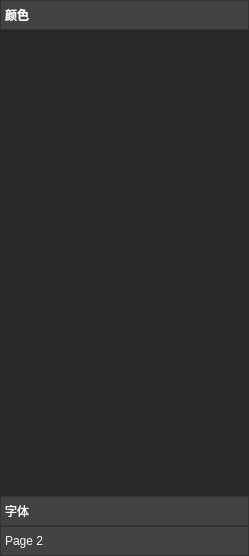
First picture: the form in feint/pane/normaltoolpane.ui, repository feint123/Emoji, before the edit.
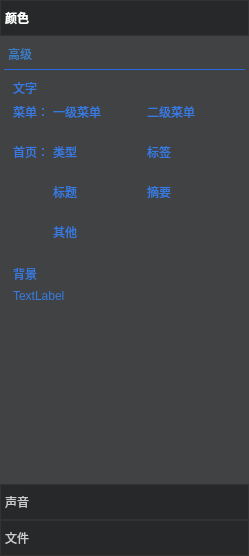
Second picture: the form after the edit. The open tabs and pages were chosen to show the change. Custom widgets are drawn as their Qt base class.

What changed in the file:
```diff
--- a/feint/pane/normaltoolpane.ui
+++ b/feint/pane/normaltoolpane.ui
@@ -16,7 +16,7 @@
   <property name="styleSheet">
    <string notr="true"/>
   </property>
-  <layout class="QHBoxLayout" name="horizontalLayout">
+  <layout class="QHBoxLayout">
    <property name="leftMargin">
     <number>0</number>
    </property>
@@ -43,17 +43,18 @@
      <property name="styleSheet">
       <string notr="true">QToolBox::tab{
 	border:1px solid #333;
-	color:#f9f9f9;
-	background:#404244;
-	min-height:32px;
-	max-height:40px;
+	color:#ccc;
+	font-size:12px;
+	background:#262829;
+
 
 }
 QToolBoxButton{
-	min-height:30px;
+	min-height:36px;
 }
 QToolBox::tab:selected{
-	font-weight:bold
+	font-weight:bold;
+	color:#fff;
 }</string>
      </property>
      <property name="frameShadow">
@@ -74,7 +75,7 @@
         <x>0</x>
         <y>0</y>
         <width>249</width>
-        <height>466</height>
+        <height>448</height>
        </rect>
       </property>
       <attribute name="label">
@@ -114,7 +115,7 @@
             <x>0</x>
             <y>0</y>
             <width>249</width>
-            <height>466</height>
+            <height>448</height>
            </rect>
           </property>
           <property name="styleSheet">
@@ -143,7 +144,7 @@
              </property>
              <property name="styleSheet">
               <string notr="true">QFrame{
-	background:#262829;
+	background:#404244;
 	border:none;
 }
 QFrame:focus{
@@ -156,6 +157,240 @@
              <property name="frameShadow">
               <enum>QFrame::Raised</enum>
              </property>
+             <layout class="QVBoxLayout" name="verticalLayout_">
+              <property name="spacing">
+               <number>6</number>
+              </property>
+              <property name="leftMargin">
+               <number>4</number>
+              </property>
+              <property name="rightMargin">
+               <number>4</number>
+              </property>
+              <item alignment="Qt::AlignLeft">
+               <widget class="QPushButton" name="pushButton">
+                <property name="sizePolicy">
+                 <sizepolicy hsizetype="Fixed" vsizetype="Fixed">
+                  <horstretch>0</horstretch>
+                  <verstretch>0</verstretch>
+                 </sizepolicy>
+                </property>
+                <property name="styleSheet">
+                 <string notr="true">color:#3c7ec5;padding:0px 4px;</string>
+                </property>
+                <property name="text">
+                 <string>高级</string>
+                </property>
+               </widget>
+              </item>
+              <item>
+               <widget class="QFrame" name="hightColor">
+                <property name="sizePolicy">
+                 <sizepolicy hsizetype="Preferred" vsizetype="Preferred">
+                  <horstretch>0</horstretch>
+                  <verstretch>0</verstretch>
+                 </sizepolicy>
+                </property>
+                <property name="styleSheet">
+                 <string notr="true">
+QFrame{
+	border-top:1px solid #2a69dd;
+}
+QLabel{
+	color:#377be2;
+	border:none;
+}
+ColorLabel{
+	max-height:20px;
+	border:1px solid #fff;
+}</string>
+                </property>
+                <property name="frameShape">
+                 <enum>QFrame::StyledPanel</enum>
+                </property>
+                <property name="frameShadow">
+                 <enum>QFrame::Raised</enum>
+                </property>
+                <layout class="QVBoxLayout" name="verticalLayout_2">
+                 <item>
+                  <widget class="QLabel" name="label">
+                   <property name="sizePolicy">
+                    <sizepolicy hsizetype="Preferred" vsizetype="Fixed">
+                     <horstretch>0</horstretch>
+                     <verstretch>0</verstretch>
+                    </sizepolicy>
+                   </property>
+                   <property name="text">
+                    <string>文字</string>
+                   </property>
+                  </widget>
+                 </item>
+                 <item>
+                  <layout class="QGridLayout" name="gridLayout_2">
+                   <property name="spacing">
+                    <number>4</number>
+                   </property>
+                   <item row="2" column="0">
+                    <widget class="QLabel" name="label_10">
+                     <property name="text">
+                      <string>首页：</string>
+                     </property>
+                    </widget>
+                   </item>
+                   <item row="4" column="2">
+                    <widget class="QLabel" name="label_13">
+                     <property name="text">
+                      <string>摘要</string>
+                     </property>
+                    </widget>
+                   </item>
+                   <item row="5" column="2">
+                    <widget class="ColorLabel" name="label_18">
+                     <property name="text">
+                      <string/>
+                     </property>
+                    </widget>
+                   </item>
+                   <item row="3" column="2">
+                    <widget class="ColorLabel" name="label_16">
+                     <property name="text">
+                      <string/>
+                     </property>
+                    </widget>
+                   </item>
+                   <item row="5" column="1">
+                    <widget class="ColorLabel" name="label_17">
+                     <property name="text">
+                      <string/>
+                     </property>
+                    </widget>
+                   </item>
+                   <item row="0" column="2">
+                    <widget class="QLabel" name="label_5">
+                     <property name="text">
+                      <string>二级菜单</string>
+                     </property>
+                    </widget>
+                   </item>
+                   <item row="0" column="1">
+                    <widget class="QLabel" name="label_4">
+                     <property name="text">
+                      <string>一级菜单</string>
+                     </property>
+                    </widget>
+                   </item>
+                   <item row="0" column="0">
+                    <widget class="QLabel" name="label_3">
+                     <property name="sizePolicy">
+                      <sizepolicy hsizetype="Fixed" vsizetype="Preferred">
+                       <horstretch>0</horstretch>
+                       <verstretch>0</verstretch>
+                      </sizepolicy>
+                     </property>
+                     <property name="text">
+                      <string>菜单：</string>
+                     </property>
+                    </widget>
+                   </item>
+                   <item row="3" column="1">
+                    <widget class="ColorLabel" name="label_15">
+                     <property name="text">
+                      <string/>
+                     </property>
+                    </widget>
+                   </item>
+                   <item row="1" column="2">
+                    <widget class="ColorLabel" name="label_8">
+                     <property name="text">
+                      <string/>
+                     </property>
+                    </widget>
+                   </item>
+                   <item row="1" column="1">
+                    <widget class="ColorLabel" name="label_6">
+                     <property name="text">
+                      <string/>
+                     </property>
+                    </widget>
+                   </item>
+                   <item row="2" column="2">
+                    <widget class="QLabel" name="label_11">
+                     <property name="text">
+                      <string>标签</string>
+                     </property>
+                    </widget>
+                   </item>
+                   <item row="2" column="1">
+                    <widget class="QLabel" name="label_9">
+                     <property name="text">
+                      <string>类型</string>
+                     </property>
+                    </widget>
+                   </item>
+                   <item row="4" column="1">
+                    <widget class="QLabel" name="label_12">
+                     <property name="text">
+                      <string>标题</string>
+                     </property>
+                    </widget>
+                   </item>
+                   <item row="6" column="1">
+                    <widget class="QLabel" name="label_14">
+                     <property name="text">
+                      <string>其他</string>
+                     </property>
+                    </widget>
+                   </item>
+                   <item row="7" column="1">
+                    <widget class="ColorLabel" name="label_19">
+                     <property name="text">
+                      <string/>
+                     </property>
+                    </widget>
+                   </item>
+                  </layout>
+                 </item>
+                 <item>
+                  <widget class="QLabel" name="label_2">
+                   <property name="sizePolicy">
+                    <sizepolicy hsizetype="Preferred" vsizetype="Fixed">
+                     <horstretch>0</horstretch>
+                     <verstretch>0</verstretch>
+                    </sizepolicy>
+                   </property>
+                   <property name="text">
+                    <string>背景</string>
+                   </property>
+                  </widget>
+                 </item>
+                 <item>
+                  <layout class="QGridLayout" name="gridLayout_3">
+                   <item row="0" column="0">
+                    <widget class="QLabel" name="label_7">
+                     <property name="text">
+                      <string>TextLabel</string>
+                     </property>
+                    </widget>
+                   </item>
+                  </layout>
+                 </item>
+                 <item>
+                  <spacer name="verticalSpacer">
+                   <property name="orientation">
+                    <enum>Qt::Vertical</enum>
+                   </property>
+                   <property name="sizeHint" stdset="0">
+                    <size>
+                     <width>20</width>
+                     <height>40</height>
+                    </size>
+                   </property>
+                  </spacer>
+                 </item>
+                </layout>
+               </widget>
+              </item>
+             </layout>
             </widget>
            </item>
           </layout>
@@ -174,7 +409,7 @@
        </rect>
       </property>
       <attribute name="label">
-       <string>字体</string>
+       <string>声音</string>
       </attribute>
       <layout class="QHBoxLayout" name="horizontalLayout_4">
        <property name="spacing">
@@ -264,13 +499,20 @@
        </rect>
       </property>
       <attribute name="label">
-       <string>Page 2</string>
+       <string>文件</string>
       </attribute>
      </widget>
     </widget>
    </item>
   </layout>
  </widget>
+ <customwidgets>
+  <customwidget>
+   <class>ColorLabel</class>
+   <extends>QLabel</extends>
+   <header>widget/label/colorlabel.h</header>
+  </customwidget>
+ </customwidgets>
  <resources/>
  <connections/>
 </ui>
```
Left out of the diff: 17 changed lines with no effect on the pictures.
